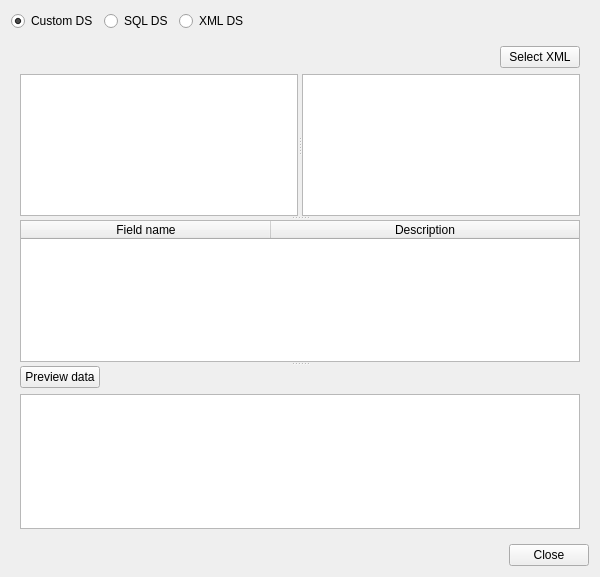
Qt form QtRptDesigner/SqlDesigner.ui (bhoeferlin/QtRPT) before a commit.
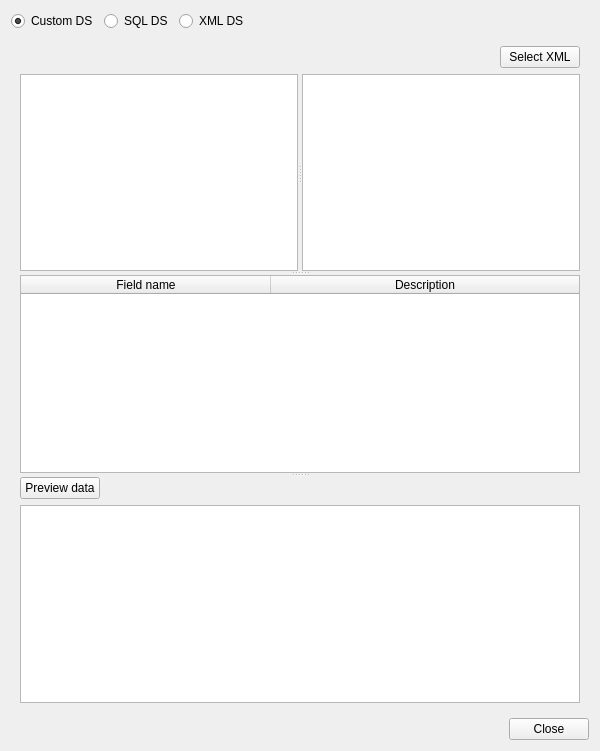
The same form after that commit. Icons and pictures are not drawn.

Patch:
```diff
--- a/QtRptDesigner/SqlDesigner.ui
+++ b/QtRptDesigner/SqlDesigner.ui
@@ -7,7 +7,7 @@
     <x>0</x>
     <y>0</y>
     <width>600</width>
-    <height>577</height>
+    <height>751</height>
    </rect>
   </property>
   <property name="minimumSize">
```
